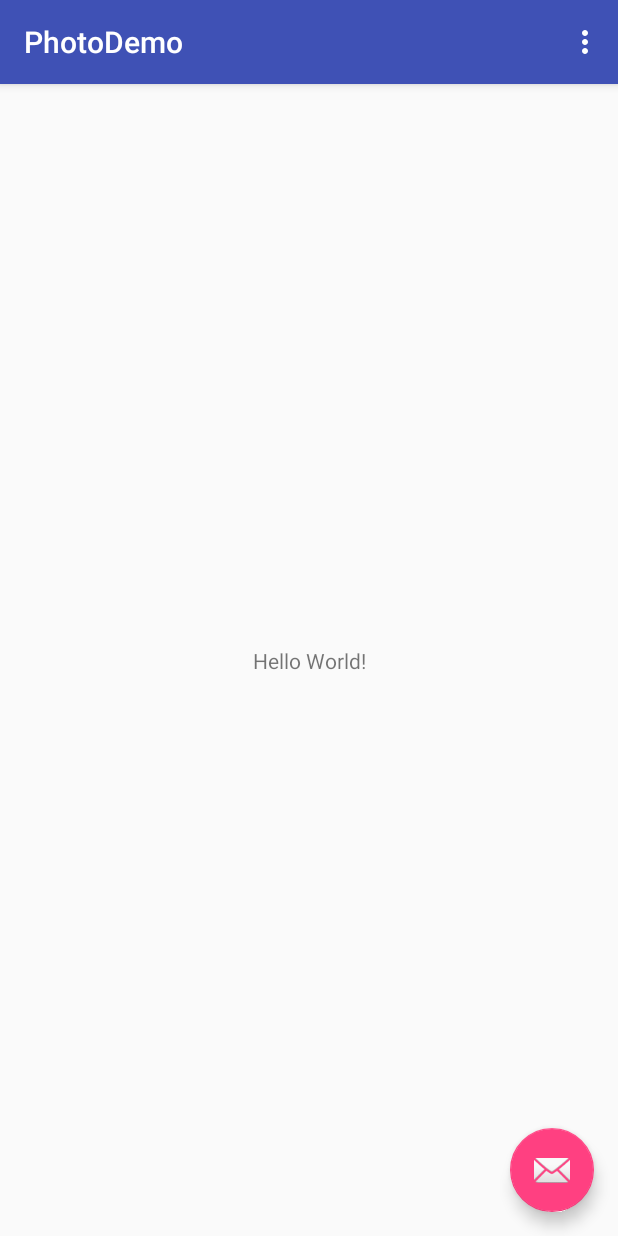
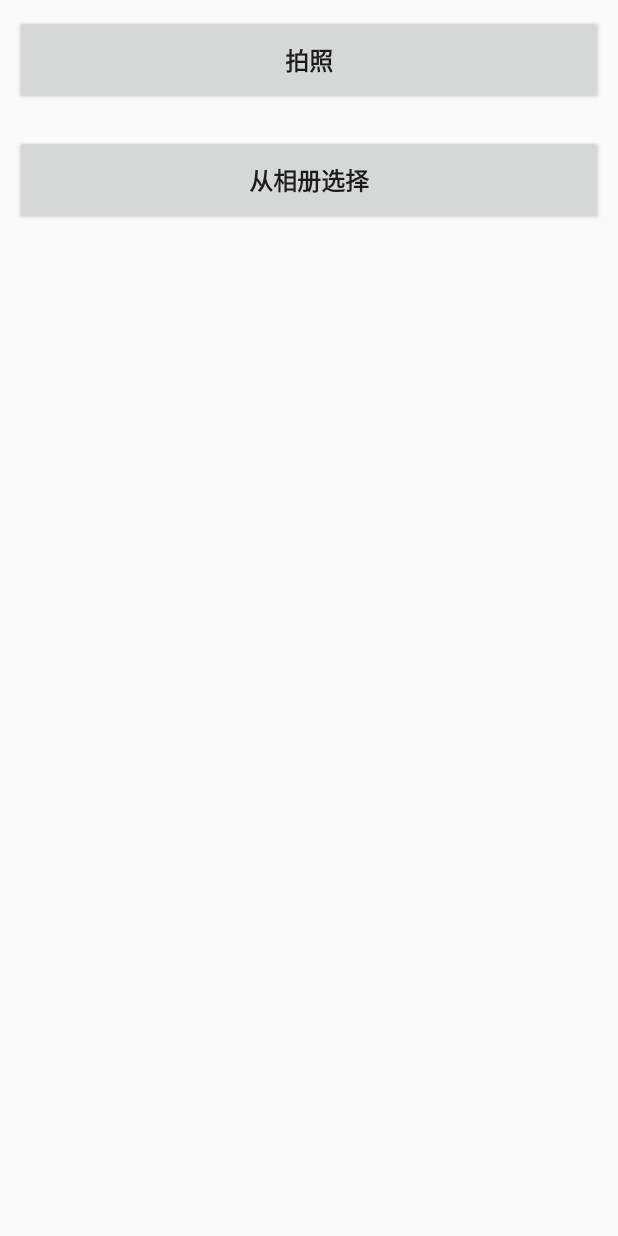
Before and after one commit to wuyuewu515/PhotoDemo, an Android app: the screen it shows after launch (MainActivity), on a phone screen of 412 x 824 dp. Run offline under Robolectric (Android 15) with nearby library versions, the phone set to English and light mode, and no system bars; our stand-ins replace ButterKnife; libraries missing offline, so code that uses them is left out: butterknife.internal.

Commit message:
<伍跃武> 实现拍照功能

```diff
--- a/app/src/main/AndroidManifest.xml
+++ b/app/src/main/AndroidManifest.xml
@@ -1,6 +1,9 @@
 <?xml version="1.0" encoding="utf-8"?>
 <manifest xmlns:android="http://schemas.android.com/apk/res/android"
     package="com.wyw.photodemo">
+
+    <uses-permission android:name="android.permission.WRITE_EXTERNAL_STORAGE" />
+    <uses-permission android:name="android.permission.READ_EXTERNAL_STORAGE" />
 
     <application
         android:allowBackup="true"
--- a/app/src/main/java/com/wyw/photodemo/MainActivity.java
+++ b/app/src/main/java/com/wyw/photodemo/MainActivity.java
@@ -1,52 +1,121 @@
 package com.wyw.photodemo;
 
+import android.Manifest;
+import android.app.Activity;
+import android.content.DialogInterface;
+import android.content.Intent;
+import android.content.pm.PackageManager;
+import android.net.Uri;
+import android.os.Build;
 import android.os.Bundle;
-import android.support.design.widget.FloatingActionButton;
-import android.support.design.widget.Snackbar;
+import android.os.Environment;
+import android.provider.MediaStore;
+import android.support.annotation.RequiresApi;
+import android.support.v4.app.ActivityCompat;
 import android.support.v7.app.AppCompatActivity;
-import android.support.v7.widget.Toolbar;
 import android.view.View;
-import android.view.Menu;
-import android.view.MenuItem;
+
+import com.wyw.photodemo.utils.TooltipUtils;
+
+import java.io.File;
+
+import butterknife.ButterKnife;
+import butterknife.OnClick;
+
+import static butterknife.internal.Utils.arrayOf;
 
 public class MainActivity extends AppCompatActivity {
+
+    protected int REQUEST_STORAGE_READ_ACCESS_PERMISSION = 101;
+    protected int REQUEST_STORAGE_WRITE_ACCESS_PERMISSION = 102;
+
+    private int GALLERY_REQUEST_CODE = 0;   // 相册选图标记
+    private int CAMERA_REQUEST_CODE = 1;    // 相机拍照标记
+
+    int REQUEST_CROP = 69; //裁剪成功标识
+    int RESULT_ERROR = 96;//裁剪失败标识
+
+    // 拍照临时图片
+    private String mTempPhotoPath;
+    // 剪切后图像文件
+    private Uri mDestinationUri;
+
+    private Activity mActivity;
 
     @Override
     protected void onCreate(Bundle savedInstanceState) {
         super.onCreate(savedInstanceState);
         setContentView(R.layout.activity_main);
-        Toolbar toolbar = (Toolbar) findViewById(R.id.toolbar);
-        setSupportActionBar(toolbar);
+        ButterKnife.bind(this);
+        mActivity = this;
 
-        FloatingActionButton fab = (FloatingActionButton) findViewById(R.id.fab);
-        fab.setOnClickListener(new View.OnClickListener() {
-            @Override
-            public void onClick(View view) {
-                Snackbar.make(view, "Replace with your own action", Snackbar.LENGTH_LONG)
-                        .setAction("Action", null).show();
-            }
-        });
+
+        mDestinationUri = Uri.fromFile(new File(mActivity.getCacheDir(), "cropImage.jpeg"));
+        mTempPhotoPath = Environment.getExternalStorageDirectory().toString() + File.separator + "photo.jpeg";
+
     }
 
-    @Override
-    public boolean onCreateOptionsMenu(Menu menu) {
-        // Inflate the menu; this adds items to the action bar if it is present.
-        getMenuInflater().inflate(R.menu.menu_main, menu);
-        return true;
+    @RequiresApi(api = Build.VERSION_CODES.M)
+    @OnClick({R.id.btn_takephoto, R.id.btn_pick})
+    public void onViewClicked(View view) {
+        switch (view.getId()) {
+            case R.id.btn_takephoto: {
+                takePhoto();
+            }
+            break;
+            case R.id.btn_pick: {
+                pickFromGallery();
+            }
+            break;
+        }
     }
 
-    @Override
-    public boolean onOptionsItemSelected(MenuItem item) {
-        // Handle action bar item clicks here. The action bar will
-        // automatically handle clicks on the Home/Up button, so long
-        // as you specify a parent activity in AndroidManifest.xml.
-        int id = item.getItemId();
+    /**
+     * 从相册中选择
+     */
+    private void pickFromGallery() {
 
-        //noinspection SimplifiableIfStatement
-        if (id == R.id.action_settings) {
-            return true;
+    }
+
+    /**
+     * 拍照
+     */
+    @RequiresApi(api = Build.VERSION_CODES.M)
+    private void takePhoto() {
+        if (Build.VERSION.SDK_INT >= Build.VERSION_CODES.JELLY_BEAN // Permission was added in API Level 16
+                && ActivityCompat.checkSelfPermission(mActivity, Manifest.permission.WRITE_EXTERNAL_STORAGE) != PackageManager.PERMISSION_GRANTED) {
+            requestPermission(Manifest.permission.WRITE_EXTERNAL_STORAGE,
+                    "拍照时需要存储权限",
+                    REQUEST_STORAGE_WRITE_ACCESS_PERMISSION);
+        } else {
+            Intent takeIntent = new Intent(MediaStore.ACTION_IMAGE_CAPTURE);
+            //下面这句指定调用相机拍照后的照片存储的路径
+            takeIntent.putExtra(MediaStore.EXTRA_OUTPUT, Uri.fromFile(new File(mTempPhotoPath)));
+            startActivityForResult(takeIntent, CAMERA_REQUEST_CODE);
         }
+    }
 
-        return super.onOptionsItemSelected(item);
+    /**
+     * 请求权限
+     *
+     * @param permission  权限名称
+     * @param rationale   提示语
+     * @param requestCode 请求码
+     */
+    @RequiresApi(api = Build.VERSION_CODES.M)
+    private void requestPermission(final String permission, String rationale, final int requestCode) {
+
+        if (shouldShowRequestPermissionRationale(permission)) {
+
+            TooltipUtils.showDialog(mActivity, "权限需求", rationale, new DialogInterface.OnClickListener() {
+                @Override
+                public void onClick(DialogInterface dialogInterface, int i) {
+                    requestPermissions(arrayOf(permission), requestCode);
+                }
+            }, null, "确定", "取消");
+
+        } else {
+            requestPermissions(arrayOf(permission), requestCode);
+        }
     }
 }
--- a/app/src/main/res/layout/activity_main.xml
+++ b/app/src/main/res/layout/activity_main.xml
@@ -1,33 +1,27 @@
 <?xml version="1.0" encoding="utf-8"?>
-<android.support.design.widget.CoordinatorLayout xmlns:android="http://schemas.android.com/apk/res/android"
-    xmlns:app="http://schemas.android.com/apk/res-auto"
+<LinearLayout xmlns:android="http://schemas.android.com/apk/res/android"
     xmlns:tools="http://schemas.android.com/tools"
     android:layout_width="match_parent"
     android:layout_height="match_parent"
+    android:orientation="vertical"
     tools:context="com.wyw.photodemo.MainActivity">
 
-    <android.support.design.widget.AppBarLayout
+    <Button
+        android:id="@+id/btn_takephoto"
         android:layout_width="match_parent"
-        android:layout_height="wrap_content"
-        android:theme="@style/AppTheme.AppBarOverlay">
+        android:layout_height="60dp"
+        android:layout_margin="10dp"
+        android:text="拍照"
+        android:textSize="16sp"
+        android:textStyle="bold" />
 
-        <android.support.v7.widget.Toolbar
-            android:id="@+id/toolbar"
-            android:layout_width="match_parent"
-            android:layout_height="?attr/actionBarSize"
-            android:background="?attr/colorPrimary"
-            app:popupTheme="@style/AppTheme.PopupOverlay" />
+    <Button
+        android:id="@+id/btn_pick"
+        android:layout_width="match_parent"
+        android:layout_height="60dp"
+        android:layout_margin="10dp"
+        android:text="从相册选择"
+        android:textSize="16sp"
+        android:textStyle="bold" />
 
-    </android.support.design.widget.AppBarLayout>
-
-    <include layout="@layout/content_main" />
-
-    <android.support.design.widget.FloatingActionButton
-        android:id="@+id/fab"
-        android:layout_width="wrap_content"
-        android:layout_height="wrap_content"
-        android:layout_gravity="bottom|end"
-        android:layout_margin="@dimen/fab_margin"
-        app:srcCompat="@android:drawable/ic_dialog_email" />
-
-</android.support.design.widget.CoordinatorLayout>
+</LinearLayout>
```
Also changed, not shown: app/src/main/java/com/wyw/photodemo/App.java (added, +27 -0 lines), app/src/main/java/com/wyw/photodemo/utils/ToastUtil.java (added, +118 -0 lines), app/src/main/java/com/wyw/photodemo/utils/TooltipUtils.java (added, +245 -0 lines).
